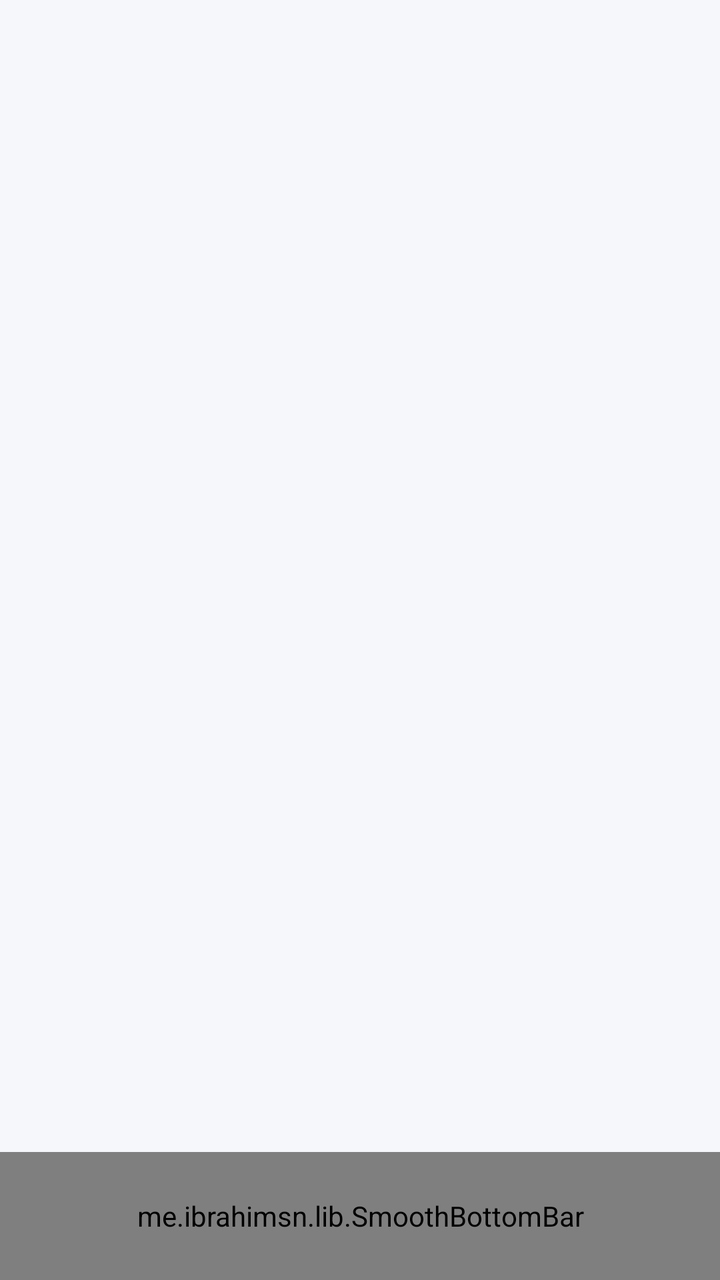
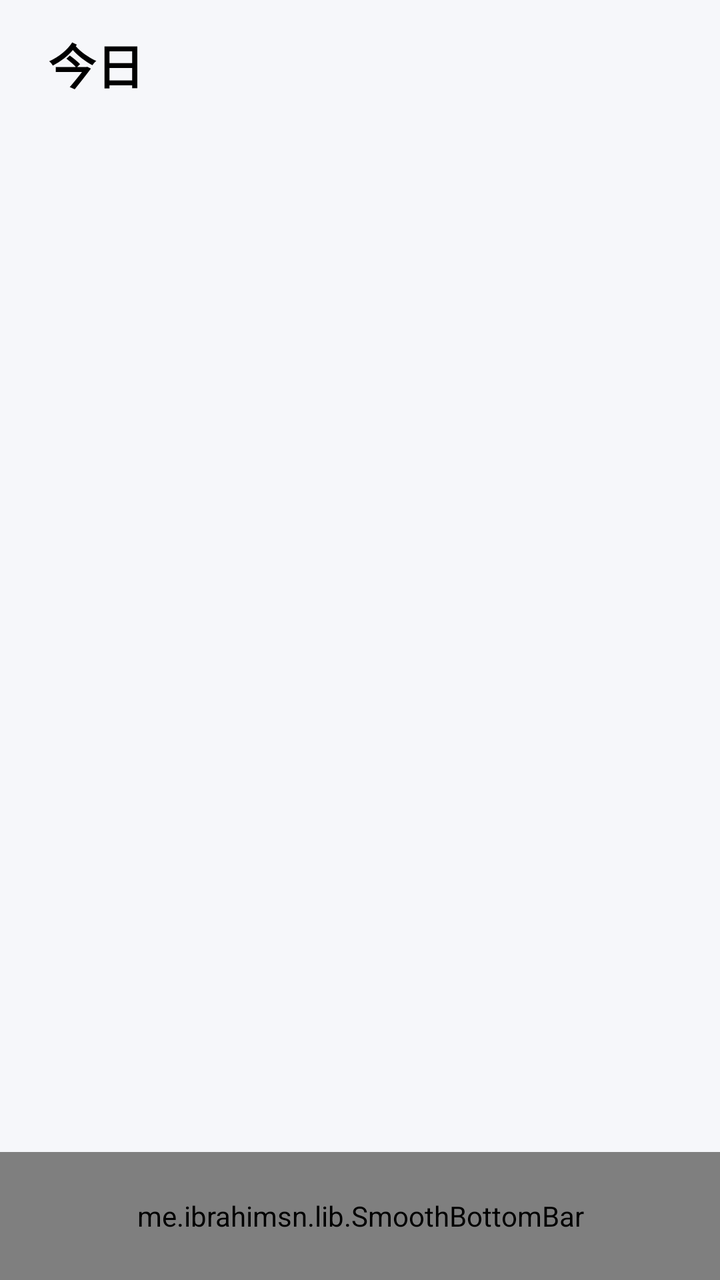

Two renders of the same Android screen: before a commit and after it. Below are the layout's source before the change and the commit's diff.
<!-- AndroidManifest.xml: another module's application theme AppTheme -->
<!-- res/layout/lite_activity_main.xml -->
<?xml version="1.0" encoding="utf-8"?>
<FrameLayout xmlns:android="http://schemas.android.com/apk/res/android"
    xmlns:app="http://schemas.android.com/apk/res-auto"
    android:layout_width="match_parent"
    android:layout_height="match_parent"
    android:background="?attr/backgroundColorBottom">

    <LinearLayout
        android:layout_width="match_parent"
        android:layout_height="64dp"
        android:gravity="center_vertical"
        android:orientation="horizontal"
        android:paddingStart="18dp"
        android:paddingEnd="12dp">

        <TextView
            android:id="@+id/lite_page_title"
            android:layout_width="wrap_content"
            android:layout_height="wrap_content"
            android:textColor="?attr/textColorPrimary"
            android:textSize="24sp"
            android:textStyle="bold" />

        <TextView
            android:id="@+id/lite_page_chip"
            android:layout_width="wrap_content"
            android:layout_height="wrap_content"
            android:layout_marginStart="16dp"
            android:background="@drawable/lite_bg_round_white_light"
            android:paddingStart="8dp"
            android:paddingTop="3dp"
            android:paddingEnd="8dp"
            android:paddingBottom="3dp"
            android:textColor="?attr/textColorSecondary"
            android:textSize="12sp"
            android:visibility="gone" />

        <Space
            android:layout_width="0dp"
            android:layout_height="1dp"
            android:layout_weight="1" />

        <LinearLayout
            android:id="@+id/lite_page_actions"
            android:layout_width="wrap_content"
            android:layout_height="match_parent"
            android:gravity="center_vertical"
            android:orientation="horizontal"
            android:visibility="gone">

            <ImageView
                android:id="@+id/lite_action_theme"
                android:layout_width="56dp"
                android:layout_height="56dp"
                android:foreground="?attr/selectableItemBackgroundBorderless"
                android:padding="17dp"
                android:tintMode="src_in"
                android:src="@drawable/lite_ic_theme"
                android:tint="?attr/textColorSecondary" />

            <ImageView
                android:id="@+id/lite_action_add"
                android:layout_width="56dp"
                android:layout_height="56dp"
                android:foreground="?attr/selectableItemBackgroundBorderless"
                android:padding="16dp"
                android:tintMode="src_in"
                android:src="@drawable/lite_ic_add"
                android:tint="?attr/textColorSecondary" />
        </LinearLayout>
    </LinearLayout>

    <androidx.viewpager.widget.ViewPager
        android:id="@+id/lite_pager"
        android:layout_width="match_parent"
        android:layout_height="match_parent"
        android:layout_marginTop="64dp"
        android:layout_marginBottom="56dp"
        android:overScrollMode="never" />

    <me.ibrahimsn.lib.SmoothBottomBar
        android:id="@+id/lite_nav"
        android:layout_width="match_parent"
        android:layout_height="64dp"
        android:layout_gravity="bottom"
        app:backgroundColor="?attr/backgroundColorBottom"
        app:duration="180"
        app:iconSize="21dp"
        app:iconTint="?attr/colorPrimaryDisabled"
        app:iconTintActive="?attr/colorPrimary"
        app:indicatorColor="?attr/backgroundIconColorBottom"
        app:indicatorRadius="24dp"
        app:itemPadding="8dp"
        app:menu="@menu/lite_main_bottom_nav_menu"
        app:sideMargins="24dp"
        app:textColor="?attr/colorPrimary"
        app:textSize="12sp" />
</FrameLayout>
<!-- resources referenced by this layout -->
<resources>
  <!-- drawable lite_bg_round_white_light (drawable) -->
  <?xml version="1.0" encoding="utf-8"?>
  <shape xmlns:android="http://schemas.android.com/apk/res/android"
      android:shape="oval"
      >
    <solid android:color="#44ffffff"
        />
  
    <size
        android:height="28dp"
        android:width="28dp" />
  
  
  </shape>
  <!-- drawable lite_ic_add (drawable) -->
  <vector xmlns:android="http://schemas.android.com/apk/res/android"
      android:width="24dp"
      android:height="24dp"
      android:viewportWidth="24"
      android:viewportHeight="24"
      android:tint="?attr/colorControlNormal">
    <path
        android:fillColor="@android:color/white"
        android:pathData="M19,13h-6v6h-2v-6H5v-2h6V5h2v6h6v2z"/>
  </vector>
  <style name="AppTheme" parent="Theme.MaterialComponents.DayNight.NoActionBar">
          
          <item name="colorPrimary">@color/cruel_summer_primary</item>
          <item name="colorPrimaryVariant">@color/cruel_summer_primary</item>
          <item name="colorOnPrimary">@color/white</item>
          
          <item name="colorFade">#736dfe</item>
          <item name="colorPrimaryDisabled">@color/cruel_summer_primary_disabled</item>
          <item name="colorSecondary">@color/cruel_summer_primary</item>
          <item name="colorSecondaryVariant">@color/cruel_summer_primary</item>
          <item name="colorOnSecondary">@color/black</item>
          <item name="backgroundColorBar">#70e7e7f2</item>
          
          <item name="android:statusBarColor">#00000000</item>
          <item name="android:navigationBarColor">?attr/backgroundColorBottom</item>
          <item name="android:windowLightNavigationBar" tools:targetApi="27">true</item>
          
          
          <item name="backgroundColorBottom">#F6F7Fa</item>
          <item name="backgroundColorBottomAsTint">#CFFFFFFF</item>
          <item name="backgroundColorSecond">#FFFFFF</item>
          <item name="backgroundColorSecondAsTint">#CFFAFAFA</item>
          <item name="textColorPrimary">#FF000000</item>
          <item name="textColorSecondary">#FF808080</item>
          <item name="colorControlDisabled">#FFE0E0E0</item>
          <item name="backgroundIconColorBottom">#11304ffe</item>
  
          
          <item name="android:windowLightStatusBar">true</item>
      
          <item name="designCornerRadius">16dp</item>
      
          <item name="designSpacing">16dp</item>
      </style>
  <color name="cruel_summer_primary">#304ffe</color>
  <color name="white">#FFFFFFFF</color>
  <color name="cruel_summer_primary_disabled">#cbd4e2</color>
  <color name="black">#FF000000</color>
  <!-- unchanged entries left out for length: 1 -->
</resources>

<!-- the commit's change to res/layout/lite_activity_main.xml (unified diff, before → after) -->
@@ -1,98 +1,260 @@
 <?xml version="1.0" encoding="utf-8"?>
-<FrameLayout xmlns:android="http://schemas.android.com/apk/res/android"
+<androidx.drawerlayout.widget.DrawerLayout xmlns:android="http://schemas.android.com/apk/res/android"
     xmlns:app="http://schemas.android.com/apk/res-auto"
+    android:id="@+id/lite_drawer"
     android:layout_width="match_parent"
     android:layout_height="match_parent"
-    android:background="?attr/backgroundColorBottom">
+    android:background="?attr/backgroundColorBottom"
+    android:nestedScrollingEnabled="true">
+
+    <androidx.coordinatorlayout.widget.CoordinatorLayout
+        android:layout_width="match_parent"
+        android:layout_height="match_parent">
+
+        <com.google.android.material.appbar.AppBarLayout
+            android:id="@+id/lite_appbar"
+            android:layout_width="match_parent"
+            android:layout_height="wrap_content"
+            android:background="#00000000"
+            android:fitsSystemWindows="true"
+            app:elevation="0dp">
+
+            <androidx.appcompat.widget.Toolbar
+                android:id="@+id/lite_toolbar"
+                android:layout_width="match_parent"
+                android:layout_height="64dp">
+
+                <LinearLayout
+                    android:layout_width="match_parent"
+                    android:layout_height="match_parent"
+                    android:gravity="bottom"
+                    android:orientation="horizontal"
+                    android:paddingStart="8dp">
+
+                    <LinearLayout
+                        android:id="@+id/lite_navigation_layout"
+                        android:layout_width="match_parent"
+                        android:layout_height="match_parent"
+                        android:orientation="horizontal"
+                        android:visibility="gone">
+
+                        <TextView
+                            android:id="@+id/lite_navigation_title"
+                            android:layout_width="wrap_content"
+                            android:layout_height="wrap_content"
+                            android:layout_gravity="center"
+                            android:text="@string/lite_title_navigation"
+                            android:textColor="?attr/textColorPrimary"
+                            android:textSize="24sp"
+                            android:textStyle="bold" />
+
+                        <Space
+                            android:layout_width="0dp"
+                            android:layout_height="wrap_content"
+                            android:layout_weight="1" />
+
+                        <ImageView
+                            android:id="@+id/lite_switch_theme"
+                            android:layout_width="56dp"
+                            android:layout_height="56dp"
+                            android:layout_gravity="center"
+                            android:layout_marginEnd="-8dp"
+                            android:foreground="?attr/selectableItemBackgroundBorderless"
+                            android:padding="19dp"
+                            android:theme="@style/lite_button_ripple_control"
+                            android:tintMode="src_in"
+                            app:srcCompat="@drawable/lite_ic_add"
+                            app:tint="?attr/textColorSecondary" />
+
+                        <ImageView
+                            android:id="@+id/lite_drawer_button"
+                            android:layout_width="56dp"
+                            android:layout_height="56dp"
+                            android:layout_gravity="center"
+                            android:layout_marginStart="-6dp"
+                            android:foreground="?attr/selectableItemBackgroundBorderless"
+                            android:padding="16dp"
+                            android:theme="@style/lite_button_ripple_control"
+                            android:tint="?attr/textColorSecondary"
+                            android:tintMode="src_in"
+                            app:srcCompat="@drawable/lite_ic_menu" />
+
+                    </LinearLayout>
+
+                    <LinearLayout
+                        android:id="@+id/lite_today_layout"
+                        android:layout_width="wrap_content"
+                        android:layout_height="match_parent"
+                        android:orientation="horizontal">
+
+                        <TextView
+                            android:id="@+id/lite_today_title"
+                            android:layout_width="wrap_content"
+                            android:layout_height="wrap_content"
+                            android:layout_gravity="center"
+                            android:layout_weight="1"
+                            android:text="@string/lite_title_timeline"
+                            android:textColor="?attr/textColorPrimary"
+                            android:textSize="24sp"
+                            android:textStyle="bold" />
+
+                    </LinearLayout>
+
+                    <LinearLayout
+                        android:id="@+id/lite_timetable_layout"
+                        android:layout_width="match_parent"
+                        android:layout_height="match_parent"
+                        android:orientation="horizontal"
+                        android:visibility="gone">
+
+                        <TextView
+                            android:id="@+id/lite_timetable_title"
+                            android:layout_width="wrap_content"
+                            android:layout_height="wrap_content"
+                            android:layout_gravity="center"
+                            android:text="@string/lite_no_timetable"
+                            android:textColor="?attr/textColorPrimary"
+                            android:textSize="24sp"
+                            android:textStyle="bold" />
+
+                        <androidx.cardview.widget.CardView
+                            android:id="@+id/lite_timetable_name_card"
+                            android:layout_width="wrap_content"
+                            android:layout_height="24dp"
+                            android:layout_gravity="center"
+                            android:layout_marginStart="12dp"
+                            android:alpha="0.8"
+                            android:backgroundTint="?attr/backgroundColorBottomAsTint"
+                            android:backgroundTintMode="src_over"
+                            android:visibility="gone"
+                            app:cardBackgroundColor="?attr/colorControlNormal"
+                            app:cardCornerRadius="12dp"
+                            app:cardElevation="0dp">
+
+                            <TextView
+                                android:id="@+id/lite_timetable_name"
+                                android:layout_width="wrap_content"
+                                android:layout_height="wrap_content"
+                                android:layout_gravity="center"
+                                android:alpha="0.8"
+                                android:paddingStart="6dp"
+                                android:paddingTop="3dp"
+                                android:paddingEnd="6dp"
+                                android:paddingBottom="3dp"
+                                android:textColor="?attr/textColorPrimary"
+                                android:textSize="12sp" />
+                        </androidx.cardview.widget.CardView>
+
+                        <Space
+                            android:layout_width="0dp"
+                            android:layout_height="wrap_content"
+                            android:layout_weight="1" />
+
+                        <ImageView
+                            android:id="@+id/lite_timetable_setting"
+                            android:layout_width="56dp"
+                            android:layout_height="56dp"
+                            android:layout_gravity="center"
+                            android:layout_marginEnd="-8dp"
+                            android:foreground="?attr/selectableItemBackgroundBorderless"
+                            android:padding="16dp"
+                            android:theme="@style/lite_button_ripple_control"
+                            android:tint="?attr/textColorSecondary"
+                            android:tintMode="src_in"
+                            app:srcCompat="@drawable/lite_ic_theme" />
+
+                        <ImageView
+                            android:id="@+id/lite_add_event"
+                            android:layout_width="56dp"
+                            android:layout_height="56dp"
+                            android:layout_gravity="center"
+                            android:layout_marginStart="-6dp"
+                            android:foreground="?attr/selectableItemBackgroundBorderless"
+                            android:padding="16dp"
+                            android:theme="@style/lite_button_ripple_control"
+                            android:tintMode="src_in"
+                            app:srcCompat="@drawable/lite_ic_add"
+                            app:tint="?attr/textColorSecondary" />
+
+                    </LinearLayout>
+
+                </LinearLayout>
+
+            </androidx.appcompat.widget.Toolbar>
+
+        </com.google.android.material.appbar.AppBarLayout>
+
+        <androidx.viewpager.widget.ViewPager
+            android:id="@+id/lite_pager"
+            android:layout_width="match_parent"
+            android:layout_height="match_parent"
+            android:layout_marginBottom="56dp"
+            android:overScrollMode="never"
+            app:layout_behavior="com.google.android.material.appbar.AppBarLayout$ScrollingViewBehavior" />
+
+        <me.ibrahimsn.lib.SmoothBottomBar
+            android:id="@+id/lite_nav"
+            android:layout_width="match_parent"
+            android:layout_height="64dp"
+            android:layout_gravity="bottom"
+            app:backgroundColor="?attr/backgroundColorBottom"
+            app:duration="180"
+            app:iconSize="21dp"
+            app:iconTint="?attr/colorPrimaryDisabled"
+            app:iconTintActive="?attr/colorPrimary"
+            app:indicatorColor="?attr/backgroundIconColorBottom"
+            app:indicatorRadius="24dp"
+            app:itemPadding="8dp"
+            app:menu="@menu/lite_main_bottom_nav_menu"
+            app:sideMargins="24dp"
+            app:textColor="?attr/colorPrimary"
+            app:textSize="12sp" />
+
+    </androidx.coordinatorlayout.widget.CoordinatorLayout>
 
     <LinearLayout
-        android:layout_width="match_parent"
-        android:layout_height="64dp"
-        android:gravity="center_vertical"
-        android:orientation="horizontal"
-        android:paddingStart="18dp"
-        android:paddingEnd="12dp">
-
-        <TextView
-            android:id="@+id/lite_page_title"
-            android:layout_width="wrap_content"
+        android:layout_width="260dp"
+        android:layout_height="match_parent"
+        android:layout_gravity="end"
+        android:background="?attr/backgroundColorSecond"
+        android:orientation="vertical">
+
+        <View
+            android:layout_width="match_parent"
+            android:layout_height="1dp"
+            android:layout_marginStart="24dp"
+            android:layout_marginTop="24dp"
+            android:layout_marginEnd="24dp"
+            android:layout_marginBottom="16dp"
+            android:alpha="0.8"
+            android:background="?android:attr/listDivider" />
+
+        <Space
+            android:layout_width="match_parent"
+            android:layout_height="0dp"
+            android:layout_weight="1" />
+
+        <com.google.android.material.navigation.NavigationView
+            android:id="@+id/lite_drawer_navigationview"
+            android:layout_width="match_parent"
             android:layout_height="wrap_content"
-            android:textColor="?attr/textColorPrimary"
-            android:textSize="24sp"
-            android:textStyle="bold" />
-
-        <TextView
-            android:id="@+id/lite_page_chip"
-            android:layout_width="wrap_content"
-            android:layout_height="wrap_content"
-            android:layout_marginStart="16dp"
-            android:background="@drawable/lite_bg_round_white_light"
-            android:paddingStart="8dp"
-            android:paddingTop="3dp"
-            android:paddingEnd="8dp"
-            android:paddingBottom="3dp"
-            android:textColor="?attr/textColorSecondary"
-            android:textSize="12sp"
-            android:visibility="gone" />
+            android:layout_gravity="bottom|center|start"
+            android:background="#00000000"
+            android:overScrollMode="never"
+            app:elevation="0dp"
+            app:itemHorizontalPadding="32dp"
+            app:itemIconPadding="16dp"
+            app:itemIconSize="20dp"
+            app:itemIconTint="?attr/colorPrimary"
+            app:itemMaxLines="1"
+            app:itemTextAppearance="@style/TextAppearance.AppCompat.Button"
+            app:itemTextColor="?attr/textColorSecondary"
+            app:menu="@menu/lite_drawer_main" />
 
         <Space
-            android:layout_width="0dp"
-            android:layout_height="1dp"
-            android:layout_weight="1" />
-
-        <LinearLayout
-            android:id="@+id/lite_page_actions"
-            android:layout_width="wrap_content"
-            android:layout_height="match_parent"
-            android:gravity="center_vertical"
-            android:orientation="horizontal"
-            android:visibility="gone">
-
-            <ImageView
-                android:id="@+id/lite_action_theme"
-                android:layout_width="56dp"
-                android:layout_height="56dp"
-                android:foreground="?attr/selectableItemBackgroundBorderless"
-                android:padding="17dp"
-                android:tintMode="src_in"
-                android:src="@drawable/lite_ic_theme"
-                android:tint="?attr/textColorSecondary" />
-
-            <ImageView
-                android:id="@+id/lite_action_add"
-                android:layout_width="56dp"
-                android:layout_height="56dp"
-                android:foreground="?attr/selectableItemBackgroundBorderless"
-                android:padding="16dp"
-                android:tintMode="src_in"
-                android:src="@drawable/lite_ic_add"
-                android:tint="?attr/textColorSecondary" />
-        </LinearLayout>
+            android:layout_width="match_parent"
+            android:layout_height="24dp"
+            android:layout_gravity="bottom|center" />
     </LinearLayout>
 
-    <androidx.viewpager.widget.ViewPager
-        android:id="@+id/lite_pager"
-        android:layout_width="match_parent"
-        android:layout_height="match_parent"
-        android:layout_marginTop="64dp"
-        android:layout_marginBottom="56dp"
-        android:overScrollMode="never" />
-
-    <me.ibrahimsn.lib.SmoothBottomBar
-        android:id="@+id/lite_nav"
-        android:layout_width="match_parent"
-        android:layout_height="64dp"
-        android:layout_gravity="bottom"
-        app:backgroundColor="?attr/backgroundColorBottom"
-        app:duration="180"
-        app:iconSize="21dp"
-        app:iconTint="?attr/colorPrimaryDisabled"
-        app:iconTintActive="?attr/colorPrimary"
-        app:indicatorColor="?attr/backgroundIconColorBottom"
-        app:indicatorRadius="24dp"
-        app:itemPadding="8dp"
-        app:menu="@menu/lite_main_bottom_nav_menu"
-        app:sideMargins="24dp"
-        app:textColor="?attr/colorPrimary"
-        app:textSize="12sp" />
-</FrameLayout>
+</androidx.drawerlayout.widget.DrawerLayout>
<!-- resource entries referenced after the edit -->
@@ -1,19 +1,5 @@
 <!-- resources referenced by this layout -->
 <resources>
-  <!-- drawable lite_bg_round_white_light (drawable) -->
-  <?xml version="1.0" encoding="utf-8"?>
-  <shape xmlns:android="http://schemas.android.com/apk/res/android"
-      android:shape="oval"
-      >
-    <solid android:color="#44ffffff"
-        />
-  
-    <size
-        android:height="28dp"
-        android:width="28dp" />
-  
-  
-  </shape>
   <!-- drawable lite_ic_add (drawable) -->
   <vector xmlns:android="http://schemas.android.com/apk/res/android"
       android:width="24dp"
@@ -25,6 +11,24 @@
         android:fillColor="@android:color/white"
         android:pathData="M19,13h-6v6h-2v-6H5v-2h6V5h2v6h6v2z"/>
   </vector>
+  <!-- drawable lite_ic_menu (drawable) -->
+  <vector xmlns:android="http://schemas.android.com/apk/res/android"
+      android:width="24dp"
+      android:height="24dp"
+      android:viewportWidth="24"
+      android:viewportHeight="24"
+      android:tint="?attr/colorControlNormal">
+    <path
+        android:fillColor="@android:color/white"
+        android:pathData="M3,18h18v-2L3,16v2zM3,13h18v-2L3,11v2zM3,6v2h18L21,6L3,6z"/>
+  </vector>
+  <string name="lite_no_timetable">无课表</string>
+  <string name="lite_title_navigation">功能中心</string>
+  <string name="lite_title_timeline">今日</string>
+  <style name="lite_button_ripple_control">
+          <item name="android:colorControlHighlight">?attr/colorControlNormal</item>
+          <item name="android:radius">24dp</item>
+      </style>
   <style name="AppTheme" parent="Theme.MaterialComponents.DayNight.NoActionBar">
           
           <item name="colorPrimary">@color/cruel_summer_primary</item>
